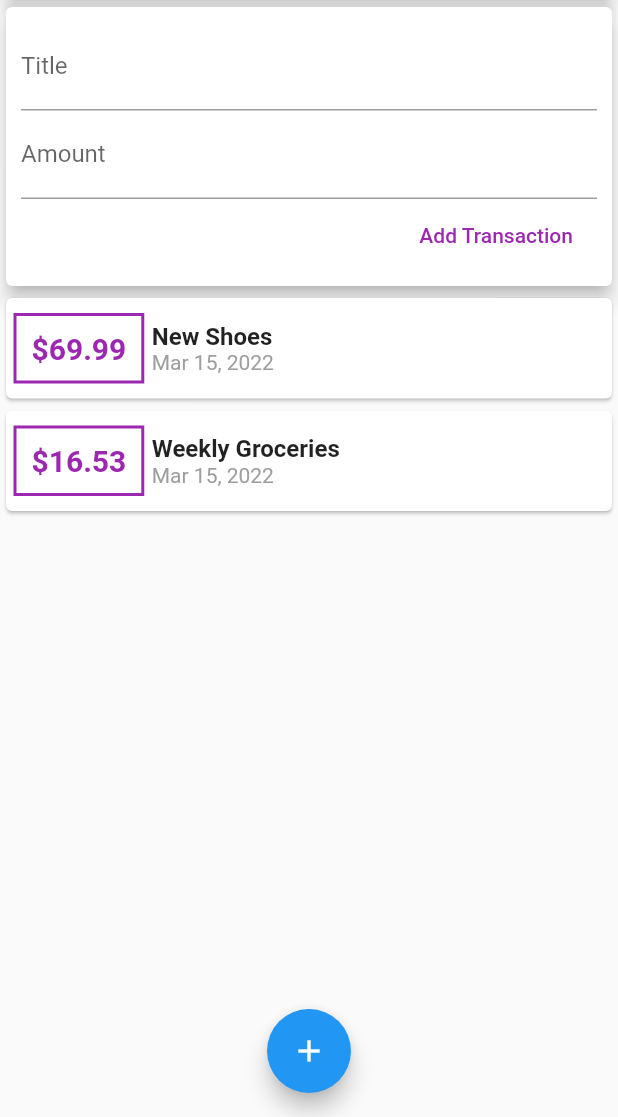
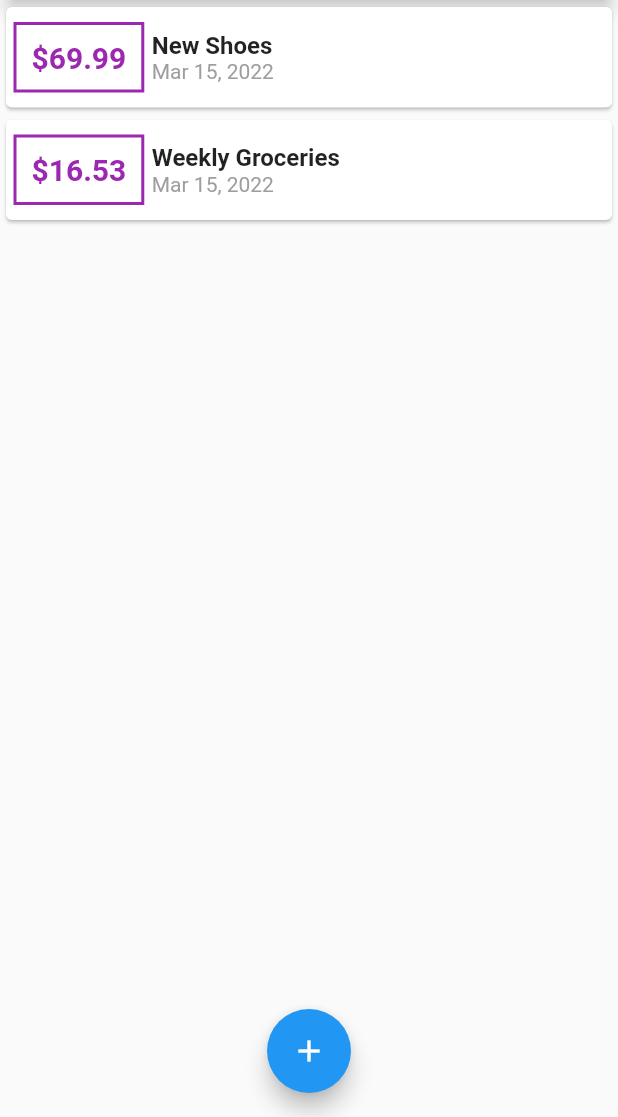
Before and after one commit to 91alban/Personal-Expenses, a Flutter app: the screen it shows after launch, on a phone screen of 412 x 824 dp, the part 119-1236 px from its top. Run offline on Flutter 3.47's test engine with Material 2 defaults, Android fonts, the phone set to English and light mode, and no system bars.

```diff
--- a/lib/main.dart
+++ b/lib/main.dart
@@ -1,5 +1,7 @@
 import 'package:flutter/material.dart';
-import 'package:personal_expenses/widgets/user_transaction.dart';
+import 'package:personal_expenses/models/transaction.dart';
+import 'package:personal_expenses/widgets/new_transaction.dart';
+import 'package:personal_expenses/widgets/transaction_list.dart';
 
 void main() => runApp(MyApp());
 
@@ -13,20 +15,65 @@ class MyApp extends StatelessWidget {
   }
 }
 
-class MyHomePage extends StatelessWidget {
+class MyHomePage extends StatefulWidget {
+  @override
+  State<MyHomePage> createState() => _MyHomePageState();
+}
+
+class _MyHomePageState extends State<MyHomePage> {
+  final List<Transaction> _userTransaction = [
+    Transaction(
+      id: 't1',
+      title: 'New Shoes',
+      amount: 69.99,
+      date: DateTime.now(),
+    ),
+    Transaction(
+      id: 't2',
+      title: 'Weekly Groceries',
+      amount: 16.53,
+      date: DateTime.now(),
+    ),
+  ];
+
+  void _addNewTransaction(String txTitle, double txAmount) {
+    final newTx = Transaction(
+      title: txTitle,
+      amount: txAmount,
+      date: DateTime.now(),
+      id: DateTime.now().toString(),
+    );
+
+    setState(() {
+      _userTransaction.add(newTx);
+    });
+  }
+
+  void startAddNewTransaction(BuildContext ctx) {
+    showModalBottomSheet(
+        context: ctx,
+        builder: (bCtx) {
+          return GestureDetector(
+            onTap: () {},
+            behavior: HitTestBehavior.opaque,
+            child: NewTransaction(_addNewTransaction),
+          );
+        });
+  }
+
   @override
   Widget build(BuildContext context) {
     return Scaffold(
       floatingActionButtonLocation: FloatingActionButtonLocation.centerFloat,
       floatingActionButton: FloatingActionButton(
         child: Icon(Icons.add),
-        onPressed: () {},
+        onPressed: () => startAddNewTransaction(context),
       ),
       appBar: AppBar(
         title: Text('Flutter App'),
         actions: [
           IconButton(
-            onPressed: () {},
+            onPressed: () => startAddNewTransaction(context),
             icon: Icon(Icons.add),
           )
         ],
@@ -43,7 +90,7 @@ class MyHomePage extends StatelessWidget {
                 elevation: 5,
               ),
             ),
-            UserTransactions(),
+            TransactionList(_userTransaction),
           ],
         ),
       ),
--- a/lib/widgets/user_transaction.dart
+++ /dev/null
@@ -1,52 +0,0 @@
-import 'package:flutter/material.dart';
-import 'package:personal_expenses/models/transaction.dart';
-
-import './new_transaction.dart';
-import './transaction_list.dart';
-
-class UserTransactions extends StatefulWidget {
-  UserTransactions({Key? key}) : super(key: key);
-
-  @override
-  State<UserTransactions> createState() => _UserTransactionsState();
-}
-
-class _UserTransactionsState extends State<UserTransactions> {
-  final List<Transaction> _userTransaction = [
-    Transaction(
-      id: 't1',
-      title: 'New Shoes',
-      amount: 69.99,
-      date: DateTime.now(),
-    ),
-    Transaction(
-      id: 't2',
-      title: 'Weekly Groceries',
-      amount: 16.53,
-      date: DateTime.now(),
-    ),
-  ];
-
-  void _addNewTransaction(String txTitle, double txAmount) {
-    final newTx = Transaction(
-      title: txTitle,
-      amount: txAmount,
-      date: DateTime.now(),
-      id: DateTime.now().toString(),
-    );
-
-    setState(() {
-      _userTransaction.add(newTx);
-    });
-  }
-
-  @override
-  Widget build(BuildContext context) {
-    return Column(
-      children: [
-        NewTransaction(_addNewTransaction),
-        TransactionList(_userTransaction),
-      ],
-    );
-  }
-}
```
